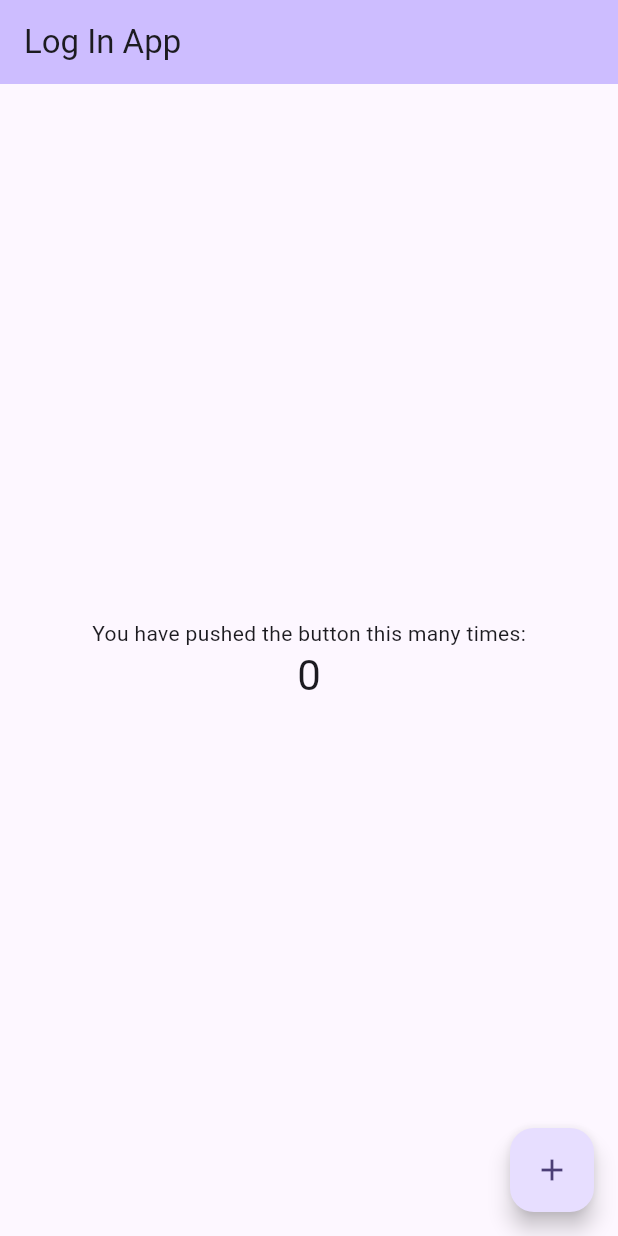
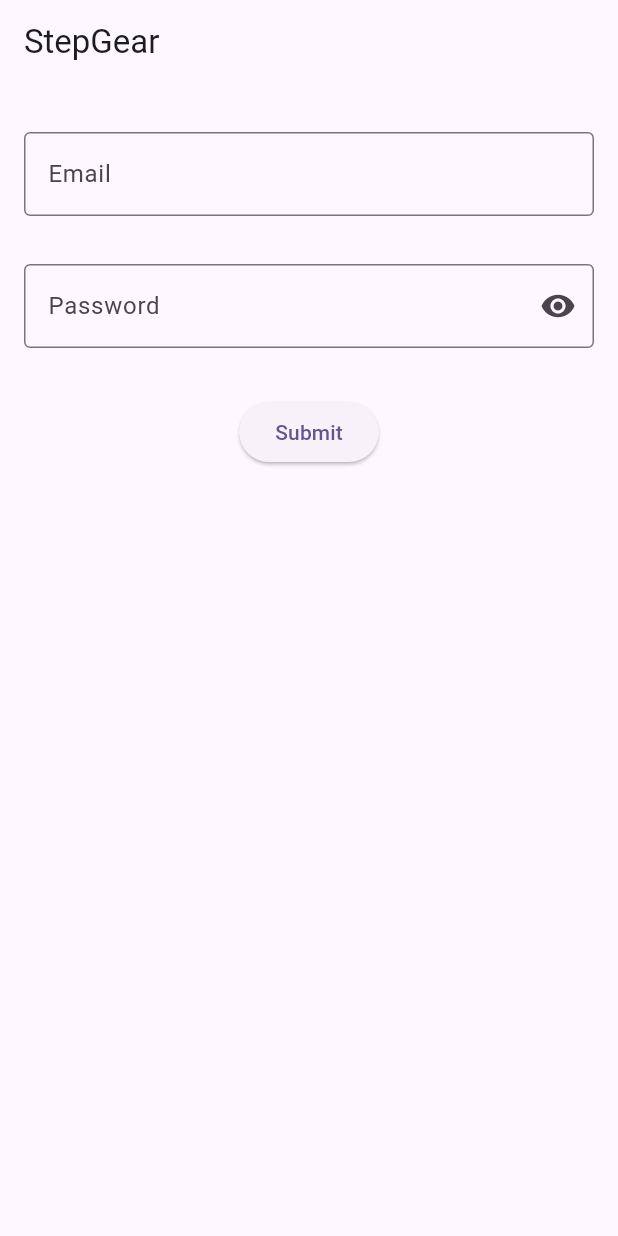
Before and after one commit to joshuamax14/stepgear_login, a Flutter app: the screen it shows after launch, on a phone screen of 412 x 824 dp. Run offline on Flutter 3.47's test engine with Material 3 defaults, Android fonts, the phone set to English and light mode, and no system bars.

Commit message:
visibility of password

```diff
--- a/lib/main.dart
+++ b/lib/main.dart
@@ -1,11 +1,13 @@
 import 'package:flutter/material.dart';
-
+//import 'package:font_awesome_flutter/font_awesome_flutter.dart';
+import 'password_boolean.dart' as passbool;
+//import 'settings_screen.dart';
 void main() {
   runApp(const MyApp());
 }
 
 class MyApp extends StatelessWidget {
-  const MyApp({super.key});
+  const MyApp({Key? key}) : super(key: key);
 
   // This widget is the root of your application.
   @override
@@ -17,72 +19,26 @@ class MyApp extends StatelessWidget {
         colorScheme: ColorScheme.fromSeed(seedColor: const Color.fromARGB(255, 98, 11, 250)),
         useMaterial3: true,
       ),
-      home: const LogIn(title: 'Log In App'),
+      home: const Login(title: 'StepGear'),
     );
   }
 }
 
-class _LogInState extends State<LogIn> {
-  int _counter = 0;
-
-  void _incrementCounter() {
-    setState(() {
-      // This call to setState tells the Flutter framework that something has
-      // changed in this State, which causes it to rerun the build method below
-      // so that the display can reflect the updated values. If we changed
-      // _counter without calling setState(), then the build method would not be
-      // called again, and so nothing would appear to happen.
-      _counter++;
-    });
-  }
+class Login extends StatefulWidget{
+  const Login({Key? key, required this.title}) : super(key: key);
+  final String title;
 
   @override
-  Widget build(BuildContext context) {
-    // This method is rerun every time setState is called, for instance as done
-    // by the _incrementCounter method above.
-    //
-    // The Flutter framework has been optimized to make rerunning build methods
-    // fast, so that you can just rebuild anything that needs updating rather
-    // than having to individually change instances of widgets.
-    return Scaffold(
-      appBar: AppBar(
-
-        backgroundColor: Theme.of(context).colorScheme.inversePrimary,
-
-        title: Text(widget.title),
-      ),
-      body: Center(
-
-        child: Column(
-
-          mainAxisAlignment: MainAxisAlignment.center,
-          children: <Widget>[
-            const Text(
-              'You have pushed the button this many times:',
-            ),
-            Text(
-              '$_counter',
-              style: Theme.of(context).textTheme.headlineMedium,
-            ),
-          ],
-        ),
-      ),
-      floatingActionButton: FloatingActionButton(
-        onPressed: _incrementCounter,
-        tooltip: 'Increment',
-        child: const Icon(Icons.add),
-      ), // This trailing comma makes auto-formatting nicer for build methods.
-    );
-  }
+  State<Login> createState() => _LoginState();
 }
 
-class _LoginState extends State<LogIn> {
+class _LoginState extends State<Login> {
   final _formKey = GlobalKey<FormState>();
   TextEditingController emailController = TextEditingController();
   TextEditingController passwordController = TextEditingController();
-
   @override
   Widget build(BuildContext context) {
+
     return Scaffold(
       appBar: AppBar(
         title: Text(widget.title),
@@ -94,7 +50,8 @@ class _LoginState extends State<LogIn> {
           child: Column(
             crossAxisAlignment: CrossAxisAlignment.center,
             children: [
-              Padding(
+
+              Padding(      // Email
                 padding:
                     const EdgeInsets.symmetric(horizontal: 8, vertical: 16),
                 child: TextFormField(
@@ -109,14 +66,20 @@ class _LoginState extends State<LogIn> {
                   },
                 ),
               ),
-              Padding(
+              Padding(      // Password
                 padding:
                     const EdgeInsets.symmetric(horizontal: 8, vertical: 16),
                 child: TextFormField(
+
                   controller: passwordController,
-                  obscureText: true,
-                  decoration: const InputDecoration(
-                      border: OutlineInputBorder(), labelText: "Password"),
+                  obscureText: passbool.isObscuredText,
+                  decoration:  InputDecoration(
+                      border: const OutlineInputBorder(), labelText: "Password",
+                      suffixIcon: GestureDetector(
+                        onTap: _toggle,
+                        child: Icon(
+                        passbool.isObscuredText ? Icons.visibility : Icons.visibility_off, // Add this line
+                  ),),),
                   validator: (value) {
                     if (value == null || value.isEmpty) {
                       return 'Please enter your password';
@@ -132,8 +95,20 @@ class _LoginState extends State<LogIn> {
                   child: ElevatedButton(
                     onPressed: () {
                       if (_formKey.currentState!.validate()) {
-                        // Navigate the user to the Home page
+                        if (emailController.text == "rafaelvillavicencio14@gmail.com" && passwordController.text == "Gunterboy2016") {
+                          Navigator.push(
+                            context,
+                            MaterialPageRoute(
+                              builder: (context) => HomePage(
+                                email: emailController.text,
+                            )),
+                          );
                       } else {
+                          ScaffoldMessenger.of(context).showSnackBar(
+                            const SnackBar(
+                              content: Text('Invalid Credentials')),
+                            );
+}                      } else {
                         ScaffoldMessenger.of(context).showSnackBar(
                           const SnackBar(content: Text('Please fill input')),
                         );
@@ -149,22 +124,33 @@ class _LoginState extends State<LogIn> {
       ),
     );
   }
+  void _toggle(){setState((){passbool.isObscuredText = !passbool.isObscuredText;});} //toggle eye if password is visible or not
+
 }
 
-class LogIn extends StatefulWidget {
-  const LogIn({super.key, required this.title});
+class HomePage extends StatelessWidget {
+  const HomePage({super.key, required this.email});
 
-  // This widget is the home page of your application. It is stateful, meaning
-  // that it has a State object (defined below) that contains fields that affect
-  // how it looks.
-
-  // This class is the configuration for the state. It holds the values (in this
-  // case the title) provided by the parent (in this case the App wid get) and
-  // used by the build method of the State. Fields in a Widget subclass are
-  // always marked "final".
-
-  final String title;
+  final String email;
 
   @override
-  State<LogIn> createState() => _LogInState();
+  Widget build(BuildContext context) {
+    return Scaffold(
+        appBar: AppBar(
+          title: const Text('Home Page'),
+        ),
+        body: Column(
+          children: [
+            Text(email),
+            Center(
+              child: ElevatedButton(
+                onPressed: () {
+                  Navigator.pop(context);
+                },
+                child: const Text("Go back!"),
+              ),
+            ),
+          ],
+        ));
+  }
 }
--- /dev/null
+++ b/lib/password_boolean.dart
@@ -0,0 +1,6 @@
+
+library my_prj.globals;
+
+
+
+bool isObscuredText = true;
--- a/pubspec.yaml
+++ b/pubspec.yaml
@@ -30,7 +30,7 @@ environment:
 dependencies:
   flutter:
     sdk: flutter
-
+  font_awesome_flutter: ^10.7.0
 
   # The following adds the Cupertino Icons font to your application.
   # Use with the CupertinoIcons class for iOS style icons.
```
Also changed, not shown: lib/settings_screen.dart (added, +30 -0 lines), pubspec.lock.
